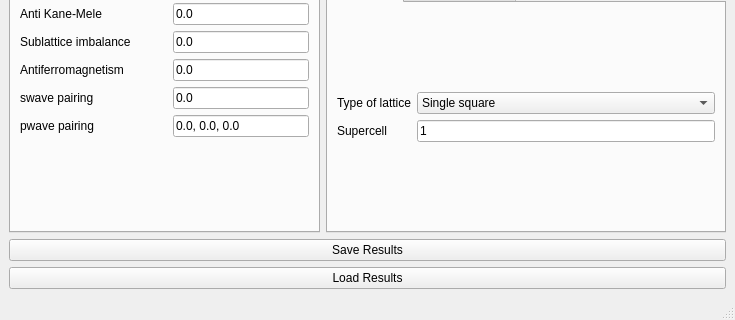
Old version of the form interface-pyqt/impurity_embedding/interface.ui in the repository joselado/quantum-lattice; both pictures show x 0 to 735 and y 294 to 614 of the 735 by 614 pixel window.
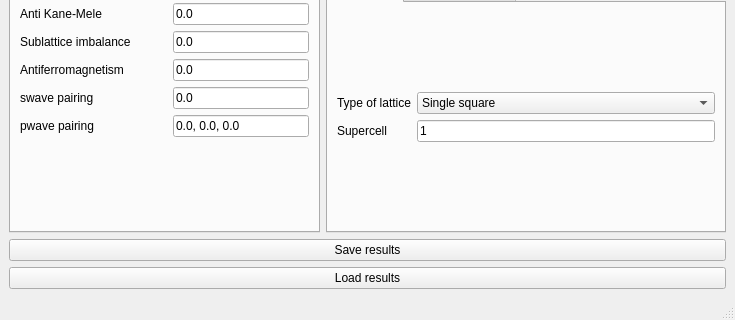
New version of the form. Custom widgets are drawn as their Qt base class.

Diff of the .ui file:
```diff
--- a/interface-pyqt/impurity_embedding/interface.ui
+++ b/interface-pyqt/impurity_embedding/interface.ui
@@ -533,14 +533,14 @@
     <item row="5" column="0" colspan="2">
      <widget class="PushButton" name="save_results">
       <property name="text">
-       <string>Save Results</string>
+       <string>Save results</string>
       </property>
      </widget>
     </item>
     <item row="6" column="0" colspan="2">
      <widget class="PushButton" name="load_results">
       <property name="text">
-       <string>Load Results</string>
+       <string>Load results</string>
       </property>
      </widget>
     </item>
```
